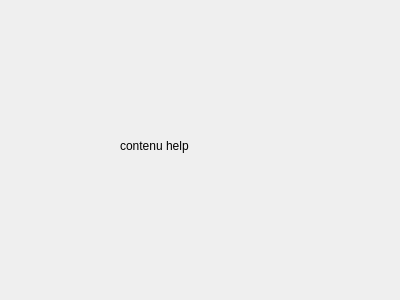
The window that fievreCourbe/dialog_help.ui (rollandguillaume/fievreCourbe) describes before a commit, drawn with Qt 5.
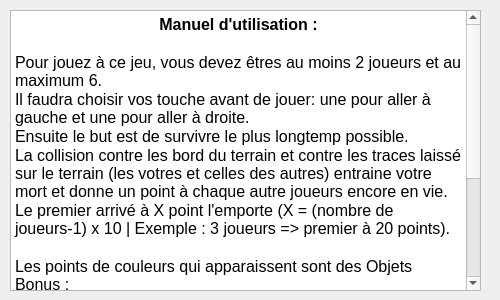
The same window after the commit.

Commit message: message d'aide fait

Patch:
```diff
--- a/fievreCourbe/dialog_help.ui
+++ b/fievreCourbe/dialog_help.ui
@@ -9,7 +9,7 @@
    <rect>
     <x>0</x>
     <y>0</y>
-    <width>400</width>
+    <width>500</width>
     <height>300</height>
    </rect>
   </property>
@@ -19,17 +19,36 @@
   <property name="modal">
    <bool>true</bool>
   </property>
-  <widget class="QLabel" name="label_contenuHelp">
+  <widget class="QTextBrowser" name="textBrowser">
    <property name="geometry">
     <rect>
-     <x>120</x>
-     <y>80</y>
-     <width>151</width>
-     <height>131</height>
+     <x>10</x>
+     <y>10</y>
+     <width>471</width>
+     <height>281</height>
     </rect>
    </property>
-   <property name="text">
-    <string>contenu help</string>
+   <property name="html">
+    <string>&lt;!DOCTYPE HTML PUBLIC &quot;-//W3C//DTD HTML 4.0//EN&quot; &quot;http://www.w3.org/TR/REC-html40/strict.dtd&quot;&gt;
+&lt;html&gt;&lt;head&gt;&lt;meta name=&quot;qrichtext&quot; content=&quot;1&quot; /&gt;&lt;style type=&quot;text/css&quot;&gt;
+p, li { white-space: pre-wrap; }
+&lt;/style&gt;&lt;/head&gt;&lt;body style=&quot; font-family:'Sans Serif'; font-size:9pt; font-weight:400; font-style:normal;&quot;&gt;
+&lt;p align=&quot;center&quot; style=&quot; margin-top:0px; margin-bottom:0px; margin-left:0px; margin-right:0px; -qt-block-indent:0; text-indent:0px;&quot;&gt;&lt;span style=&quot; font-size:12pt; font-weight:600;&quot;&gt;Manuel d'utilisation :&lt;/span&gt;&lt;/p&gt;
+&lt;p align=&quot;center&quot; style=&quot;-qt-paragraph-type:empty; margin-top:0px; margin-bottom:0px; margin-left:0px; margin-right:0px; -qt-block-indent:0; text-indent:0px; font-size:12pt;&quot;&gt;&lt;br /&gt;&lt;/p&gt;
+&lt;p style=&quot; margin-top:0px; margin-bottom:0px; margin-left:0px; margin-right:0px; -qt-block-indent:0; text-indent:0px;&quot;&gt;&lt;span style=&quot; font-size:12pt;&quot;&gt;Pour jouez à ce jeu, vous devez êtres au moins 2 joueurs et au maximum 6.&lt;/span&gt;&lt;/p&gt;
+&lt;p style=&quot; margin-top:0px; margin-bottom:0px; margin-left:0px; margin-right:0px; -qt-block-indent:0; text-indent:0px;&quot;&gt;&lt;span style=&quot; font-size:12pt;&quot;&gt;Il faudra choisir vos touche avant de jouer: une pour aller à gauche et une pour aller à droite.&lt;/span&gt;&lt;/p&gt;
+&lt;p style=&quot; margin-top:0px; margin-bottom:0px; margin-left:0px; margin-right:0px; -qt-block-indent:0; text-indent:0px;&quot;&gt;&lt;span style=&quot; font-size:12pt;&quot;&gt;Ensuite le but est de survivre le plus longtemp possible.&lt;/span&gt;&lt;/p&gt;
+&lt;p style=&quot; margin-top:0px; margin-bottom:0px; margin-left:0px; margin-right:0px; -qt-block-indent:0; text-indent:0px;&quot;&gt;&lt;span style=&quot; font-size:12pt;&quot;&gt;La collision contre les bord du terrain et contre les traces laissé sur le terrain (les votres et celles des autres) entraine votre mort et donne un point à chaque autre joueurs encore en vie.&lt;/span&gt;&lt;/p&gt;
+&lt;p style=&quot; margin-top:0px; margin-bottom:0px; margin-left:0px; margin-right:0px; -qt-block-indent:0; text-indent:0px;&quot;&gt;&lt;span style=&quot; font-size:12pt;&quot;&gt;Le premier arrivé à X point l'emporte (X = (nombre de joueurs-1) x 10 | Exemple : 3 joueurs =&amp;gt; premier à 20 points).&lt;/span&gt;&lt;/p&gt;
+&lt;p style=&quot;-qt-paragraph-type:empty; margin-top:0px; margin-bottom:0px; margin-left:0px; margin-right:0px; -qt-block-indent:0; text-indent:0px; font-size:12pt;&quot;&gt;&lt;br /&gt;&lt;/p&gt;
+&lt;p style=&quot; margin-top:0px; margin-bottom:0px; margin-left:0px; margin-right:0px; -qt-block-indent:0; text-indent:0px;&quot;&gt;&lt;span style=&quot; font-size:12pt;&quot;&gt;Les points de couleurs qui apparaissent sont des Objets Bonus :&lt;/span&gt;&lt;/p&gt;
+&lt;p style=&quot;-qt-paragraph-type:empty; margin-top:0px; margin-bottom:0px; margin-left:0px; margin-right:0px; -qt-block-indent:0; text-indent:0px; font-size:12pt;&quot;&gt;&lt;br /&gt;&lt;/p&gt;
+&lt;p style=&quot; margin-top:0px; margin-bottom:0px; margin-left:0px; margin-right:0px; -qt-block-indent:0; text-indent:0px;&quot;&gt;&lt;span style=&quot; font-size:12pt;&quot;&gt;	- bleu : Supprime toutes les traces du terrain&lt;/span&gt;&lt;/p&gt;
+&lt;p style=&quot; margin-top:0px; margin-bottom:0px; margin-left:0px; margin-right:0px; -qt-block-indent:0; text-indent:0px;&quot;&gt;&lt;span style=&quot; font-size:12pt;&quot;&gt;	- vert : Inverse les touches des autres joueurs&lt;/span&gt;&lt;/p&gt;
+&lt;p style=&quot; margin-top:0px; margin-bottom:0px; margin-left:0px; margin-right:0px; -qt-block-indent:0; text-indent:0px;&quot;&gt;&lt;span style=&quot; font-size:12pt;&quot;&gt;	- jaune : Vous êtes un fantome, vous ne laissez pls de trace et pouvez passez au travers des autres.&lt;/span&gt;&lt;/p&gt;
+&lt;p style=&quot;-qt-paragraph-type:empty; margin-top:0px; margin-bottom:0px; margin-left:0px; margin-right:0px; -qt-block-indent:0; text-indent:0px; font-size:12pt;&quot;&gt;&lt;br /&gt;&lt;/p&gt;
+&lt;p style=&quot; margin-top:0px; margin-bottom:0px; margin-left:0px; margin-right:0px; -qt-block-indent:0; text-indent:0px;&quot;&gt;&lt;span style=&quot; font-size:12pt;&quot;&gt;Le plus simple ensuite est d'essayer le jeu pour le prendre en main et comprendre les différentes stratégies.&lt;/span&gt;&lt;/p&gt;
+&lt;p style=&quot;-qt-paragraph-type:empty; margin-top:0px; margin-bottom:0px; margin-left:0px; margin-right:0px; -qt-block-indent:0; text-indent:0px; font-size:12pt;&quot;&gt;&lt;br /&gt;&lt;/p&gt;&lt;/body&gt;&lt;/html&gt;</string>
    </property>
   </widget>
  </widget>
```
The commit also changes 1 other file.
